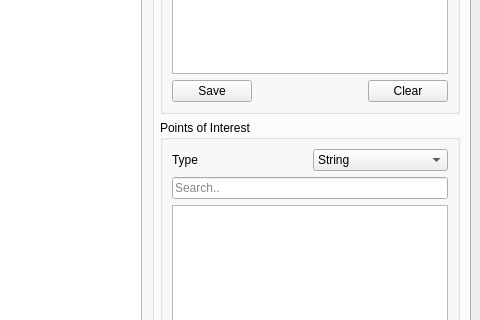
Old version of the form src/GUI/ui_files/BATT5_GUI.ui in the repository adalio0/BATT5; both pictures show x 662 to 1142 and y 249 to 569 of the 1142 by 894 pixel window.
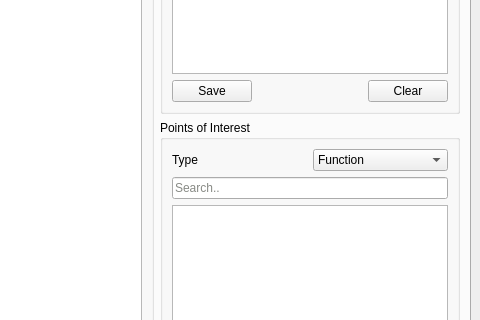
New version of the form.

Diff of the .ui file:
```diff
--- a/src/GUI/ui_files/BATT5_GUI.ui
+++ b/src/GUI/ui_files/BATT5_GUI.ui
@@ -415,6 +415,11 @@
                  </item>
                  <item row="0" column="1">
                   <widget class="QComboBox" name="poiType_dropdown">
+                   <item>
+                    <property name="text">
+                     <string>Function</string>
+                    </property>
+                   </item>
                    <item>
                     <property name="text">
                      <string>String</string>
```
Left out of the diff: 10 changed lines with no effect on the pictures.
